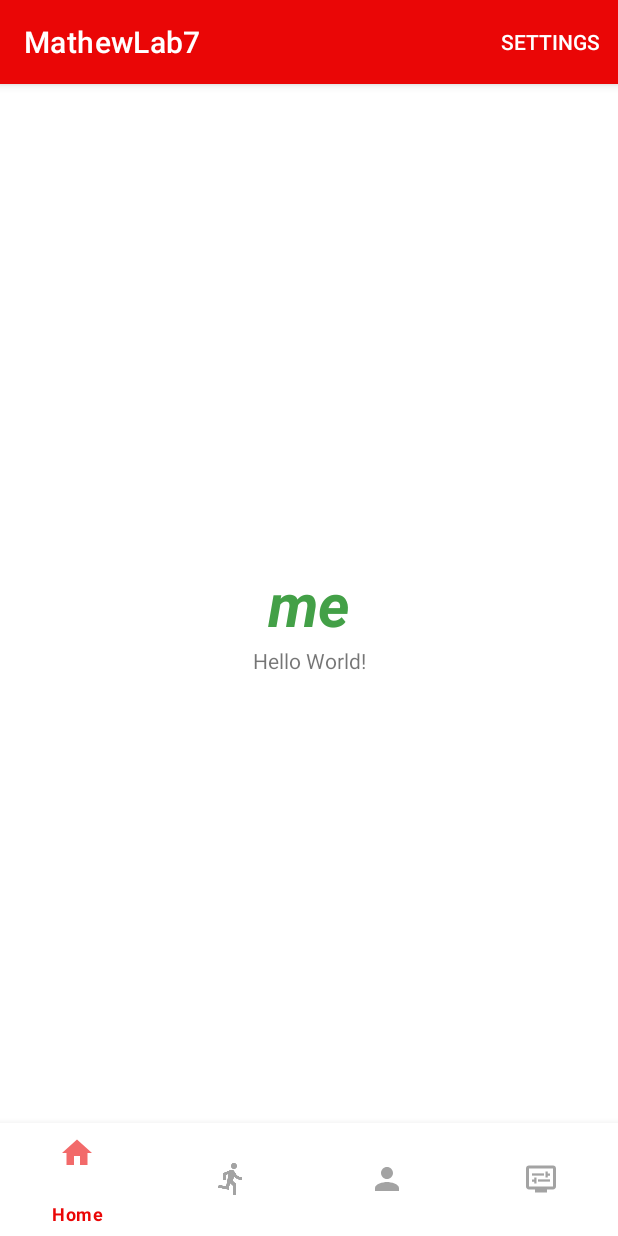
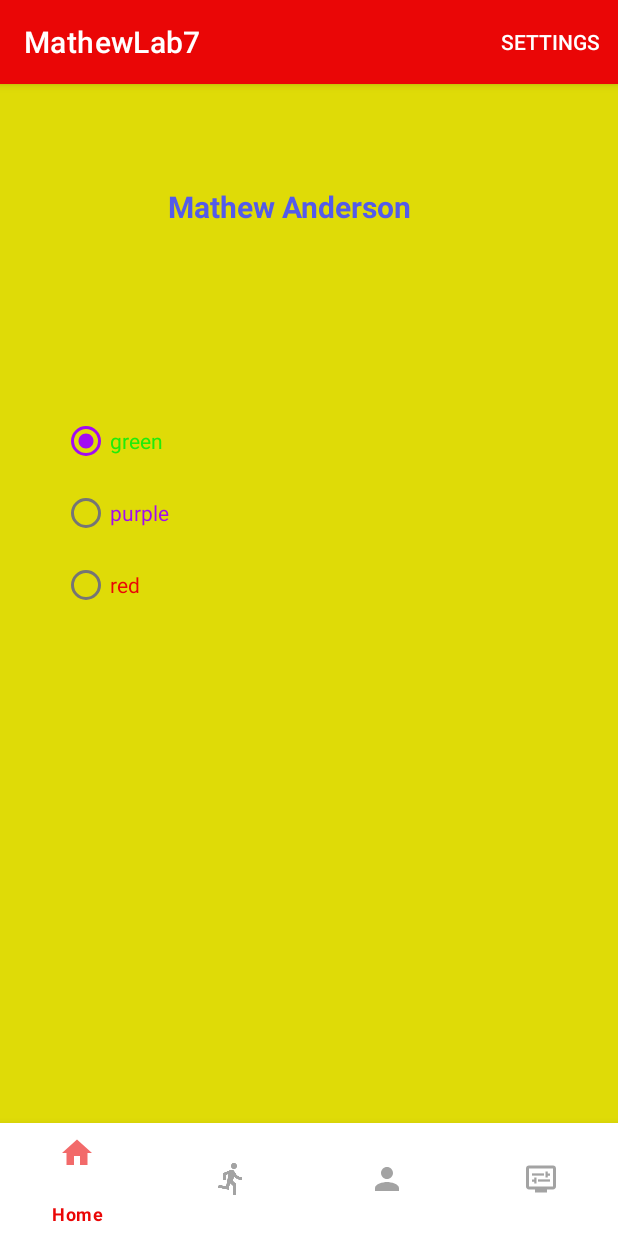
Before and after one commit to MathewAnderson6706/MathewAndersonLab7, an Android app: the fragment MathewFragment placed in its activity, on a phone screen of 412 x 824 dp. Run offline under Robolectric (Android 15) with nearby library versions, the phone set to English and light mode, and no system bars.

Commit message:
-Mathew Fragment works -Added textview and radio buttons -AlertDialog added

```diff
--- a/MathewModule7/src/main/java/mathew/anderson/n01436706/MathewFragment.java
+++ b/MathewModule7/src/main/java/mathew/anderson/n01436706/MathewFragment.java
@@ -1,5 +1,7 @@
 package mathew.anderson.n01436706;
 
+import android.app.AlertDialog;
+import android.content.DialogInterface;
 import android.os.Bundle;
 
 import androidx.fragment.app.Fragment;
@@ -7,13 +9,13 @@ import androidx.fragment.app.Fragment;
 import android.view.LayoutInflater;
 import android.view.View;
 import android.view.ViewGroup;
+import android.widget.RadioButton;
+import android.widget.RadioGroup;
 
-/**
- * A simple {@link Fragment} subclass.
- * Use the {@link MathewFragment#newInstance} factory method to
- * create an instance of this fragment.
- */
 public class MathewFragment extends Fragment {
+
+    RadioButton radioButton1, radioButton2, radioButton3, radioButton4;
+    RadioGroup radioGroup;
 
     public MathewFragment() {
         // Required empty public constructor
@@ -23,6 +25,50 @@ public class MathewFragment extends Fragment {
     public View onCreateView(LayoutInflater inflater, ViewGroup container,
                              Bundle savedInstanceState) {
         // Inflate the layout for this fragment
-        return inflater.inflate(R.layout.fragment_mathew, container, false);
+        View view = inflater.inflate(R.layout.fragment_mathew, container, false);
+
+        radioButton1 = view.findViewById(R.id.mathewRadioButton1);
+        radioButton2 = view.findViewById(R.id.mathewRadioButton2);
+        radioButton3 = view.findViewById(R.id.mathewRadioButton3);
+        radioGroup = view.findViewById(R.id.mathewRadioGroup);
+
+        // Set the first radio button as selected by default
+        radioButton1.setChecked(true);
+
+        radioGroup.setOnCheckedChangeListener(new RadioGroup.OnCheckedChangeListener() {
+            @Override
+            public void onCheckedChanged(RadioGroup group, int checkedId) {
+                RadioButton selectedRadioButton = group.findViewById(checkedId);
+                String selectedLabel = selectedRadioButton.getText().toString();
+                showAlertDialog(selectedLabel);
+            }
+        });
+
+        return view;
+    }
+
+    private void showAlertDialog(String selectedLabel) {
+        AlertDialog.Builder builder = new AlertDialog.Builder(requireContext());
+
+        builder.setIcon(R.mipmap.ic_new_image);
+
+        builder.setTitle("Mathew Anderson");
+
+        builder.setMessage(selectedLabel);
+
+        // Set OK button
+        builder.setPositiveButton("OK", new DialogInterface.OnClickListener() {
+            @Override
+            public void onClick(DialogInterface dialog, int which) {
+                // Dismiss the dialog
+                dialog.dismiss();
+            }
+        });
+
+        AlertDialog dialog = builder.create();
+        dialog.show();
+
+        dialog.setCanceledOnTouchOutside(false);
+        dialog.setCancelable(false);
     }
 }
--- a/MathewModule7/src/main/res/layout/fragment_mathew.xml
+++ b/MathewModule7/src/main/res/layout/fragment_mathew.xml
@@ -5,20 +5,54 @@
     xmlns:tools="http://schemas.android.com/tools"
     android:layout_width="match_parent"
     android:layout_height="match_parent"
+    android:background="@color/yellow"
     tools:context=".AndersonActivity7">
 
     <TextView
-        android:id="@+id/firstFragment"
+        android:id="@+id/textView"
         android:layout_width="wrap_content"
         android:layout_height="wrap_content"
-        android:text="me"
-        android:textColor="#43a047"
-        android:textSize="40sp"
-        android:textStyle="italic|bold"
-        app:layout_constraintBottom_toBottomOf="parent"
-        app:layout_constraintEnd_toEndOf="parent"
-        app:layout_constraintHorizontal_bias="0.5"
+        android:layout_marginStart="112dp"
+        android:layout_marginTop="68dp"
+        android:text="@string/mathew_anderson"
+        android:textSize="20sp"
+        android:textStyle="bold"
+        android:textColor="@color/blue"
         app:layout_constraintStart_toStartOf="parent"
         app:layout_constraintTop_toTopOf="parent" />
 
+    <RadioGroup
+        android:layout_width="wrap_content"
+        android:layout_height="wrap_content"
+        android:layout_marginStart="41dp"
+        android:layout_marginTop="214dp"
+        android:id="@+id/mathewRadioGroup"
+        app:layout_constraintStart_toStartOf="parent"
+        app:layout_constraintTop_toTopOf="parent" >
+        <RadioButton
+            android:id="@+id/mathewRadioButton1"
+            android:layout_width="wrap_content"
+            android:text="@string/green"
+            android:textColor="@color/green"
+            android:layout_height="wrap_content">
+
+        </RadioButton>
+        <RadioButton
+            android:id="@+id/mathewRadioButton2"
+            android:layout_width="wrap_content"
+            android:text="@string/purple"
+            android:textColor="@color/colorAccent"
+            android:layout_height="wrap_content">
+
+        </RadioButton>
+        <RadioButton
+            android:id="@+id/mathewRadioButton3"
+            android:layout_width="wrap_content"
+            android:text="@string/red"
+            android:textColor="@color/colorPrimary"
+            android:layout_height="wrap_content">
+
+        </RadioButton>
+    </RadioGroup>
+
 </androidx.constraintlayout.widget.ConstraintLayout>
--- a/MathewModule7/src/main/res/values/colors.xml
+++ b/MathewModule7/src/main/res/values/colors.xml
@@ -6,4 +6,6 @@
     <color name="colorPrimaryDark">#3C44D8</color>
     <color name="colorAccent">#A20BF3</color>
     <color name="blue">#535BEA</color>
+    <color name="yellow">#DFDB07</color>
+    <color name="green">#20EC09</color>
 </resources>
--- a/MathewModule7/src/main/res/values/strings.xml
+++ b/MathewModule7/src/main/res/values/strings.xml
@@ -3,6 +3,11 @@
     <!-- TODO: Remove or change this placeholder text -->
     <string name="hello_blank_fragment">Hello blank fragment</string>
     <string name="todo">TODO</string>
+    <string name="mathew_anderson">Mathew Anderson</string>
+    <string name="red">red</string>
+    <string name="yellow">yellow</string>
+    <string name="green">green</string>
+    <string name="purple">purple</string>
     <string-array name="provinces_and_territories">
         <item>Newfoundland and Labrador</item>
         <item>Prince Edward Island</item>
```
